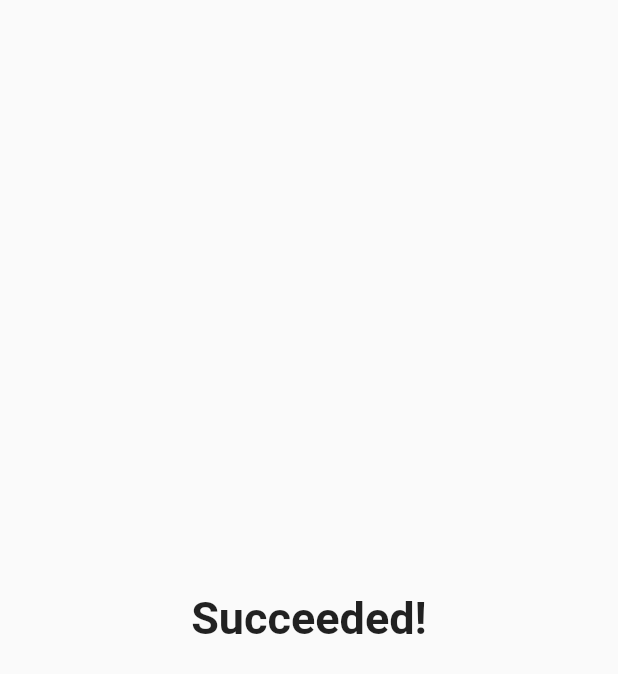
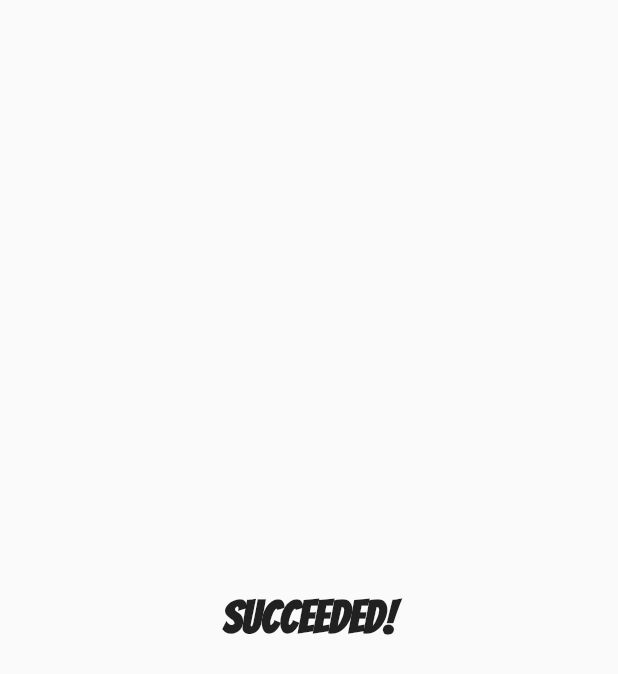
Before and after one commit to akhil-here/Horoscope-App, a Flutter app: the screen it shows after launch, on a phone screen of 412 x 824 dp. Shown: the top 674 px of the screen. Run offline on Flutter 3.47's test engine with Material 2 defaults, Android fonts, the phone set to English and light mode, and no system bars; our stand-ins replace splashscreen.

Commit message:
added fonts

```diff
--- a/lib/main.dart
+++ b/lib/main.dart
@@ -2,33 +2,32 @@ import 'package:flutter/material.dart';
 import 'package:splashscreen/splashscreen.dart';
 
 void main() {
-  runApp(new MaterialApp(
+  runApp(MaterialApp(
     debugShowCheckedModeBanner: false,
-    home: new MyApp(),
+    home: MyApp(),
   ));
 }
 
 class MyApp extends StatefulWidget {
   @override
-  _MyAppState createState() => new _MyAppState();
+  _MyAppState createState() => _MyAppState();
 }
 
 class _MyAppState extends State<MyApp> {
   @override
   Widget build(BuildContext context) {
     return Center(
-      child: new SplashScreen(
-        title: new Text(
+      child: SplashScreen(
+        title: Text(
           'Know Your Sun Sign',
-          style: new TextStyle(
+          style: TextStyle(
               fontWeight: FontWeight.bold, fontSize: 40.0, color: Colors.white),
         ),
         seconds: 7,
         navigateAfterSeconds: Homepage(),
-        image: new Image.asset('assets/images/loading.gif'),
+        image: Image.asset('assets/images/loading.gif'),
         backgroundColor: Colors.black,
         photoSize: 200.0,
-        onClick: () => print("Flutter Egypt"),
         loaderColor: Colors.black,
       ),
     );
@@ -38,11 +37,14 @@ class _MyAppState extends State<MyApp> {
 class Homepage extends StatelessWidget {
   @override
   Widget build(BuildContext context) {
-    return new Scaffold(
-      body: new Center(
-        child: new Text(
+    return Scaffold(
+      body: Center(
+        child: Text(
           "Succeeded!",
-          style: new TextStyle(fontWeight: FontWeight.bold, fontSize: 30.0),
+          style: TextStyle(
+              fontFamily: 'Bangers-Regular',
+              fontWeight: FontWeight.bold,
+              fontSize: 30.0),
         ),
       ),
     );
```
Also changed, not shown: pubspec.yaml (+8 -11 lines), assets/fonts/Bangers-Regular.ttf (added), assets/fonts/Lobster-Regular.ttf (added), assets/fonts/Pacifico-Regular.ttf (added).
